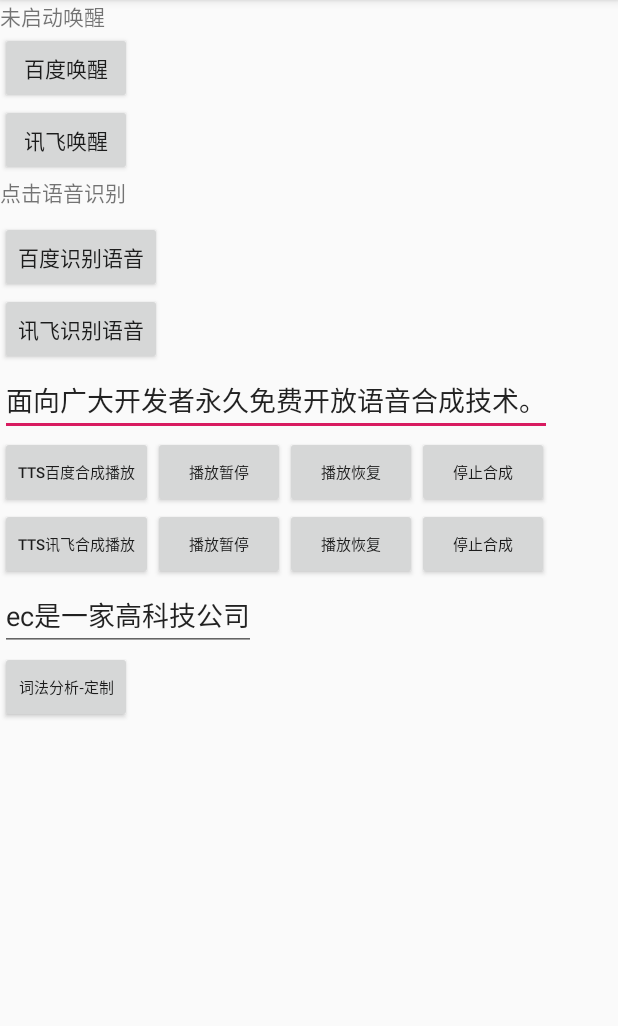
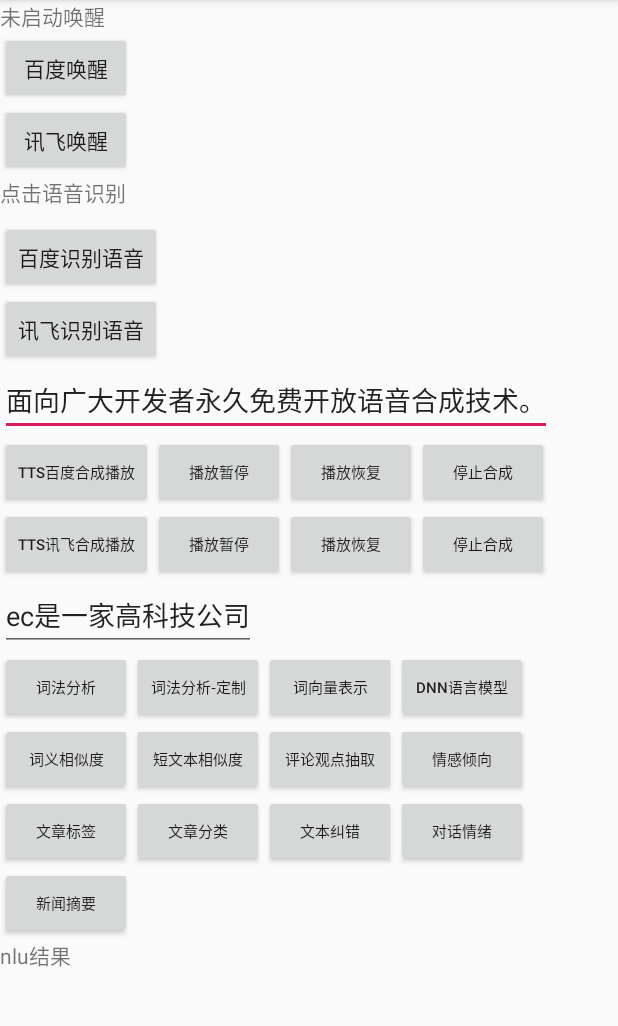
Before and after one commit to Ulez/CommonLib, an Android app: the screen it shows after launch (MainActivity), on a phone screen of 412 x 824 dp, the part 84-1110 px from its top. Run offline under Robolectric (Android 15) with nearby library versions, the phone set to English and light mode, and no system bars; our stand-ins replace ButterKnife; libraries missing offline, so code that uses them is left out: com.socks.library; network calls fail; 4 statements that could not run were skipped.

Commit message:
...........

```diff
--- a/app/src/main/java/com/ulez/commonlib/MainActivity.java
+++ b/app/src/main/java/com/ulez/commonlib/MainActivity.java
@@ -5,15 +5,15 @@ import android.content.pm.PackageManager;
 import android.os.Build;
 import android.os.Bundle;
 import android.os.Handler;
-import android.os.Looper;
 import android.os.Message;
-import android.support.v7.app.AppCompatActivity;
 import android.util.Log;
 import android.view.View;
 import android.widget.Button;
 import android.widget.EditText;
 import android.widget.TextView;
 import android.widget.Toast;
+
+import androidx.appcompat.app.AppCompatActivity;
 
 import com.ulez.bdxflibrary.TtsException;
 import com.ulez.bdxflibrary.asr.AsrListener;
@@ -23,33 +23,91 @@ import com.ulez.bdxflibrary.nlu.NluManager;
 import com.ulez.bdxflibrary.tts.TtsListener;
 import com.ulez.bdxflibrary.tts.TtsManager;
 
-public class MainActivity extends AppCompatActivity implements View.OnClickListener {
+import java.util.HashMap;
+
+import butterknife.BindView;
+import butterknife.ButterKnife;
+import butterknife.OnClick;
+
+public class MainActivity extends AppCompatActivity {
 
     private static final String TAG = "MainActivity";
 
     AsrManager asrManager;
+    @BindView(R.id.textWake_bd)
+    TextView textWakeBd;
+    @BindView(R.id.bt_wake_bd)
+    Button btWakeBd;
+    @BindView(R.id.bt_wake_xf)
+    Button btWakeXf;
+    @BindView(R.id.result)
+    TextView tvResult;
+    @BindView(R.id.bt_asr)
+    Button btAsr;
+    @BindView(R.id.bt_asr2)
+    Button btAsr2;
+    @BindView(R.id.et_tts)
+    EditText etTts;
+    @BindView(R.id.bt_tts)
+    Button btTts;
+    @BindView(R.id.bt_tts_pause)
+    Button btTtsPause;
+    @BindView(R.id.bt_tts_resume)
+    Button btTtsResume;
+    @BindView(R.id.bt_tts_stop)
+    Button btTtsStop;
+    @BindView(R.id.bt_tts2)
+    Button btTts2;
+    @BindView(R.id.bt_tts2_pause)
+    Button btTts2Pause;
+    @BindView(R.id.bt_tts2_resume)
+    Button btTts2Resume;
+    @BindView(R.id.bt_tts2_stop)
+    Button btTts2Stop;
+    @BindView(R.id.et_nlu)
+    EditText etNlu;
+    @BindView(R.id.bt_lexer)
+    Button btLexer;
+    @BindView(R.id.bt_lexerCustom)
+    Button btLexerCustom;
+    @BindView(R.id.bt_wordEmbedding)
+    Button btWordEmbedding;
+    @BindView(R.id.bt_dnnlmCn)
+    Button btDnnlmCn;
+    @BindView(R.id.bt_wordSimEmbedding)
+    Button btWordSimEmbedding;
+    @BindView(R.id.bt_simnet)
+    Button btSimnet;
+    @BindView(R.id.bt_commentTag)
+    Button btCommentTag;
+    @BindView(R.id.bt_sentimentClassify)
+    Button btSentimentClassify;
+    @BindView(R.id.bt_keyword)
+    Button btKeyword;
+    @BindView(R.id.bt_topic)
+    Button btTopic;
+    @BindView(R.id.bt_ecnet)
+    Button btEcnet;
+    @BindView(R.id.bt_emotion)
+    Button btEmotion;
+    @BindView(R.id.bt_newsSummary)
+    Button btNewsSummary;
+    @BindView(R.id.tv_nlu)
+    TextView tvNlu;
     private String[] PERMISSIONS = {
             Manifest.permission.RECORD_AUDIO,
             Manifest.permission.READ_EXTERNAL_STORAGE,
             Manifest.permission.WRITE_EXTERNAL_STORAGE
     };
     private boolean havePermissons = true;
-    private TextView textView;
-    private Button bt_Asr;
-    private Button bt_Asr2;
-    private Button bt_Tts;
-    private Button bt_Tts2;
-    private Handler mainHandler;
+    private static Handler mainHandler;
     private TtsManager ttsManager;
-    private EditText etTts;
-    private TextView wakeTextBd;
-    private TextView tvNlu;
-    private EditText etNlu;
 
     @Override
     protected void onCreate(Bundle savedInstanceState) {
         super.onCreate(savedInstanceState);
         setContentView(R.layout.activity_main);
+        ButterKnife.bind(this);
         mainHandler = new Handler() {
             /*
              * @param msg
@@ -58,46 +116,15 @@ public class MainActivity extends AppCompatActivity implements View.OnClickListe
             public void handleMessage(Message msg) {
                 super.handleMessage(msg);
                 handle(msg);
-                switch (msg.what){
+                switch (msg.what) {
                     case 10086:
-                        tvNlu.setText((String)msg.obj);
+                        tvNlu.setText((String) msg.obj);
                         break;
                 }
 
             }
 
         };
-        textView = findViewById(R.id.result);
-        tvNlu = findViewById(R.id.tv_nlu);
-        etNlu = findViewById(R.id.et_nlu);
-        wakeTextBd = findViewById(R.id.textWake_bd);
-
-        findViewById(R.id.bt_wake_bd).setOnClickListener(this);
-        findViewById(R.id.bt_wake_xf).setOnClickListener(this);
-
-        bt_Asr = findViewById(R.id.bt_asr);
-        bt_Asr.setOnClickListener(this);
-
-        bt_Asr2 = findViewById(R.id.bt_asr2);
-        bt_Asr2.setOnClickListener(this);
-
-        bt_Tts = findViewById(R.id.bt_tts);
-        bt_Tts.setOnClickListener(this);
-
-        bt_Tts2 = findViewById(R.id.bt_tts2);
-        bt_Tts2.setOnClickListener(this);
-
-        etTts = findViewById(R.id.et_tts);
-
-        findViewById(R.id.bt_tts_pause).setOnClickListener(this);
-        findViewById(R.id.bt_tts_resume).setOnClickListener(this);
-        findViewById(R.id.bt_tts_stop).setOnClickListener(this);
-
-        findViewById(R.id.bt_tts2_pause).setOnClickListener(this);
-        findViewById(R.id.bt_tts2_resume).setOnClickListener(this);
-        findViewById(R.id.bt_tts2_stop).setOnClickListener(this);
-        findViewById(R.id.bt_nlu).setOnClickListener(this);
-
         int permission;
         if (Build.VERSION.SDK_INT >= Build.VERSION_CODES.M) {
             permission = checkSelfPermission(Manifest.permission.RECORD_AUDIO);
@@ -125,12 +152,69 @@ public class MainActivity extends AppCompatActivity implements View.OnClickListe
         }
     }
 
+    @OnClick({R.id.textWake_bd, R.id.bt_wake_bd, R.id.bt_wake_xf, R.id.result, R.id.bt_asr, R.id.bt_asr2, R.id.et_tts, R.id.bt_tts, R.id.bt_tts_pause, R.id.bt_tts_resume, R.id.bt_tts_stop, R.id.bt_tts2, R.id.bt_tts2_pause, R.id.bt_tts2_resume, R.id.bt_tts2_stop, R.id.et_nlu, R.id.bt_lexer, R.id.bt_lexerCustom, R.id.bt_wordEmbedding, R.id.bt_dnnlmCn, R.id.bt_wordSimEmbedding, R.id.bt_simnet, R.id.bt_commentTag, R.id.bt_sentimentClassify, R.id.bt_keyword, R.id.bt_topic, R.id.bt_ecnet, R.id.bt_emotion, R.id.bt_newsSummary, R.id.tv_nlu})
+    public void onViewClicked(View view) {
+        switch (view.getId()) {
+            case R.id.bt_wake_bd:
+                asrManager.startWakeUp(AsrManager.TYPE_B);
+                textWakeBd.setText("唤醒词：百度一下、小度你好");
+
+                break;
+            case R.id.bt_wake_xf:
+                textWakeBd.setText("唤醒词：小安小安");
+                asrManager.startWakeUp(AsrManager.TYPE_X);
+                break;
+            case R.id.bt_asr:
+                tvResult.setText("百度：请说话...");
+                String audioName = FileUtil.ASR_PCM_SAVE_PATH(this) + System.currentTimeMillis() + ".wav";
+                asrManager.start(audioName, AsrManager.TYPE_B);
+                break;
+            case R.id.bt_asr2:
+                tvResult.setText("讯飞：请说话...");
+                String audioName2 = FileUtil.ASR_PCM_SAVE_PATH(this) + System.currentTimeMillis() + ".wav";
+                asrManager.start(audioName2, AsrManager.TYPE_X);
+                break;
+            case R.id.bt_tts:
+                ttsManager.speak(etTts.getText().toString(), TtsManager.TTS_BD, "output-bd.pcm");
+                break;
+            case R.id.bt_tts2:
+                ttsManager.speak(etTts.getText().toString(), TtsManager.TTS_XF, "output-xf.pcm");
+                break;
+            case R.id.bt_tts_pause:
+            case R.id.bt_tts2_pause:
+                ttsManager.pause();
+                break;
+            case R.id.bt_tts_resume:
+            case R.id.bt_tts2_resume:
+                ttsManager.resume();
+                break;
+            case R.id.bt_tts_stop:
+            case R.id.bt_tts2_stop:
+                ttsManager.stop();
+                break;
+            case R.id.bt_lexer:
+                new Thread(new Runnable() {
+                    @Override
+                    public void run() {
+                        HashMap<String, Object> options = new HashMap<String, Object>();
+                        String result = NluManager.getInstance().lexerCustom(etNlu.getText().toString(), options);
+                        Log.e(TAG, result);
+                        Message ms = mainHandler.obtainMessage();
+                        ms.obj = result;
+                        ms.what = 10086;
+                        mainHandler.sendMessage(ms);
+                    }
+                }).start();
+                break;
+        }
+    }
+
     private void onSuccessPermission() {
         asrManager = AsrManager.getInstance(this, AsrManager.TYPE_B, new AsrListener() {
             @Override
             public void onResult(String result, boolean isLast) {
                 Log.e(TAG, "result=" + result + isLast);
-                textView.setText(result);
+                tvResult.setText(result);
             }
 
             @Override
@@ -141,18 +225,18 @@ public class MainActivity extends AppCompatActivity implements View.OnClickListe
             @Override
             public void onReady() {
                 Log.i(TAG, "wake onReady");
-                wakeTextBd.setText("请说唤醒词");
+                textWakeBd.setText("请说唤醒词");
             }
 
             @Override
             public void onResult(String result) {
                 Log.i(TAG, "wake onResult=" + result);
-                wakeTextBd.setText("唤醒结果：" + result);
+                textWakeBd.setText("唤醒结果：" + result);
             }
 
             @Override
             public void onWakeInitError(RuntimeException e) {
-                wakeTextBd.setText(e.getMessage());
+                textWakeBd.setText(e.getMessage());
             }
 
             @Override
@@ -174,62 +258,8 @@ public class MainActivity extends AppCompatActivity implements View.OnClickListe
         });
     }
 
+
     private void T(String s) {
         Toast.makeText(this, s, Toast.LENGTH_SHORT).show();
     }
-
-    @Override
-    public void onClick(View v) {
-        switch (v.getId()) {
-            case R.id.bt_wake_bd:
-                asrManager.startWakeUp(AsrManager.TYPE_B);
-                wakeTextBd.setText("唤醒词：百度一下、小度你好");
-                break;
-            case R.id.bt_wake_xf:
-                wakeTextBd.setText("唤醒词：小安小安");
-                asrManager.startWakeUp(AsrManager.TYPE_X);
-                break;
-            case R.id.bt_asr:
-                textView.setText("百度：请说话...");
-                String audioName = FileUtil.ASR_PCM_SAVE_PATH(this) + System.currentTimeMillis() + ".wav";
-                asrManager.start(audioName, AsrManager.TYPE_B);
-                break;
-            case R.id.bt_asr2:
-                textView.setText("讯飞：请说话...");
-                String audioName2 = FileUtil.ASR_PCM_SAVE_PATH(this) + System.currentTimeMillis() + ".wav";
-                asrManager.start(audioName2, AsrManager.TYPE_X);
-                break;
-            case R.id.bt_tts:
-                ttsManager.speak(etTts.getText().toString(), TtsManager.TTS_BD, "output-bd.pcm");
-                break;
-            case R.id.bt_tts2:
-                ttsManager.speak(etTts.getText().toString(), TtsManager.TTS_XF, "output-xf.pcm");
-                break;
-            case R.id.bt_tts_pause:
-            case R.id.bt_tts2_pause:
-                ttsManager.pause();
-                break;
-            case R.id.bt_tts_resume:
-            case R.id.bt_tts2_resume:
-                ttsManager.resume();
-                break;
-            case R.id.bt_tts_stop:
-            case R.id.bt_tts2_stop:
-                ttsManager.stop();
-                break;
-            case R.id.bt_nlu:
-                new Thread(new Runnable() {
-                    @Override
-                    public void run() {
-                        String result = NluManager.getInstance().lexer_custom(etNlu.getText().toString());
-                        Log.e(TAG, result);
-                        Message ms=mainHandler.obtainMessage();
-                        ms.obj=result;
-                        ms.what=10086;
-                        mainHandler.sendMessage(ms);
-                    }
-                }).start();
-                break;
-        }
-    }
 }
--- a/app/src/main/res/layout/activity_main.xml
+++ b/app/src/main/res/layout/activity_main.xml
@@ -130,18 +130,127 @@
             android:layout_height="wrap_content"
             android:text="ec是一家高科技公司" />
 
+        <LinearLayout
+            android:layout_width="match_parent"
+            android:layout_height="wrap_content"
+            android:orientation="horizontal">
+
+            <Button
+                android:id="@+id/bt_lexer"
+                style="@style/bt"
+                android:layout_width="wrap_content"
+                android:layout_height="wrap_content"
+                android:text="词法分析" />
+
+            <Button
+                android:id="@+id/bt_lexerCustom"
+                style="@style/bt"
+                android:layout_width="wrap_content"
+                android:layout_height="wrap_content"
+                android:text="词法分析-定制" />
+
+
+            <Button
+                android:id="@+id/bt_wordEmbedding"
+                style="@style/bt"
+                android:layout_width="wrap_content"
+                android:layout_height="wrap_content"
+                android:text="词向量表示" />
+
+
+            <Button
+                android:id="@+id/bt_dnnlmCn"
+                style="@style/bt"
+                android:layout_width="wrap_content"
+                android:layout_height="wrap_content"
+                android:text="DNN语言模型" />
+
+        </LinearLayout>
+
+
+        <LinearLayout
+            android:layout_width="match_parent"
+            android:layout_height="wrap_content"
+            android:orientation="horizontal">
+
+            <Button
+                android:id="@+id/bt_wordSimEmbedding"
+                style="@style/bt"
+                android:layout_width="wrap_content"
+                android:layout_height="wrap_content"
+                android:text="词义相似度" />
+
+            <Button
+                android:id="@+id/bt_simnet"
+                style="@style/bt"
+                android:layout_width="wrap_content"
+                android:layout_height="wrap_content"
+                android:text="短文本相似度" />
+
+            <Button
+                android:id="@+id/bt_commentTag"
+                style="@style/bt"
+                android:layout_width="wrap_content"
+                android:layout_height="wrap_content"
+                android:text="评论观点抽取" />
+
+            <Button
+                android:id="@+id/bt_sentimentClassify"
+                style="@style/bt"
+                android:layout_width="wrap_content"
+                android:layout_height="wrap_content"
+                android:text="情感倾向" />
+
+        </LinearLayout>
+
+        <LinearLayout
+            android:layout_width="match_parent"
+            android:layout_height="wrap_content"
+            android:orientation="horizontal">
+
+            <Button
+                android:id="@+id/bt_keyword"
+                style="@style/bt"
+                android:layout_width="wrap_content"
+                android:layout_height="wrap_content"
+                android:text="文章标签" />
+
+            <Button
+                android:id="@+id/bt_topic"
+                style="@style/bt"
+                android:layout_width="wrap_content"
+                android:layout_height="wrap_content"
+                android:text="文章分类" />
+
+            <Button
+                android:id="@+id/bt_ecnet"
+                style="@style/bt"
+                android:layout_width="wrap_content"
+                android:layout_height="wrap_content"
+                android:text="文本纠错" />
+
+            <Button
+                android:id="@+id/bt_emotion"
+                style="@style/bt"
+                android:layout_width="wrap_content"
+                android:layout_height="wrap_content"
+                android:text="对话情绪" />
+
+
+        </LinearLayout>
 
         <Button
-            android:id="@+id/bt_nlu"
+            android:id="@+id/bt_newsSummary"
             style="@style/bt"
             android:layout_width="wrap_content"
             android:layout_height="wrap_content"
-            android:text="词法分析-定制" />
+            android:text="新闻摘要" />
 
         <TextView
             android:id="@+id/tv_nlu"
             android:layout_width="wrap_content"
-            android:layout_height="match_parent" />
+            android:layout_height="match_parent"
+            android:text="nlu结果" />
+    </LinearLayout>
 
-    </LinearLayout>
 </ScrollView>
--- a/bdxflibrary/src/main/java/com/ulez/bdxflibrary/asr/AsrManager.java
+++ b/bdxflibrary/src/main/java/com/ulez/bdxflibrary/asr/AsrManager.java
@@ -69,6 +69,7 @@ public class AsrManager {
     public static AsrManager getInstance(Context context, int asrType, AsrListener asrListener, WakeListener wakeListener) {
         if (instance == null) {
             synchronized (AsrManager.class) {
+                if (instance == null)
                 instance = new AsrManager(context, asrType, asrListener, wakeListener);
             }
         }
--- a/bdxflibrary/src/main/java/com/ulez/bdxflibrary/tts/TtsManager.java
+++ b/bdxflibrary/src/main/java/com/ulez/bdxflibrary/tts/TtsManager.java
@@ -72,6 +72,7 @@ public class TtsManager {
     public static TtsManager getInstance(Context context, Handler mainHandler, int ttsType, String baseDirs, TtsListener ttsListener) {
         if (instance == null) {
             synchronized (TtsManager.class) {
+                if (instance == null)
                 instance = new TtsManager(context, mainHandler, ttsType, baseDirs, ttsListener);
             }
         }
@@ -103,7 +104,8 @@ public class TtsManager {
                 int result = bdSynthesizer.speak(text);
                 this.ttsType = TTS_BD;
                 if (result != 0) {
-                    KLog.e(TAG, "error code :" + result + " method:speak" + ", 错误码文档:http://yuyin.baidu.com/docs/tts/122 ");
+                    ttsListener.onError(new TtsException(result," method:speak" + ", 错误码文档:http://yuyin.baidu.com/docs/tts/122 "));
+//                    KLog.e(TAG, "error code :" + result + " method:speak" + ", 错误码文档:http://yuyin.baidu.com/docs/tts/122 ");
                 }
                 break;
             case TTS_XF:
@@ -207,7 +209,7 @@ public class TtsManager {
 
     private void checkResult(int result, String method) {
         if (result != 0 && ttsListener != null) {
-            ttsListener.onError(new TtsException(result, " method:" + method + ", 错误码文档:http://yuyin.baidu.com/docs/tts/122 "));
+            ttsListener.onError(new TtsException(result, " method:" + method + ", 错误"));
         }
     }
 
@@ -394,6 +396,7 @@ public class TtsManager {
         } catch (IOException e) {
             // IO 错误自行处理
             e.printStackTrace();
+            ttsListener.onError(new TtsException(43242,"【error】:copy files from assets failed." + e.getMessage()));
             KLog.e(TAG, "【error】:copy files from assets failed." + e.getMessage());
         }
         return offlineResource;
--- a/gradle.properties
+++ b/gradle.properties
@@ -6,6 +6,8 @@
 # http://www.gradle.org/docs/current/userguide/build_environment.html
 # Specifies the JVM arguments used for the daemon process.
 # The setting is particularly useful for tweaking memory settings.
+android.enableJetifier=true
+android.useAndroidX=true
 org.gradle.jvmargs=-Xmx1536m
 # When configured, Gradle will run in incubating parallel mode.
 # This option should only be used with decoupled projects. More details, visit
```
Also changed, not shown: app/build.gradle (+11 -5 lines), bdxflibrary/build.gradle (+5 -5 lines), bdxflibrary/src/main/java/com/ulez/bdxflibrary/nlu/NluManager.java (+184 -5 lines), 2 other files.
